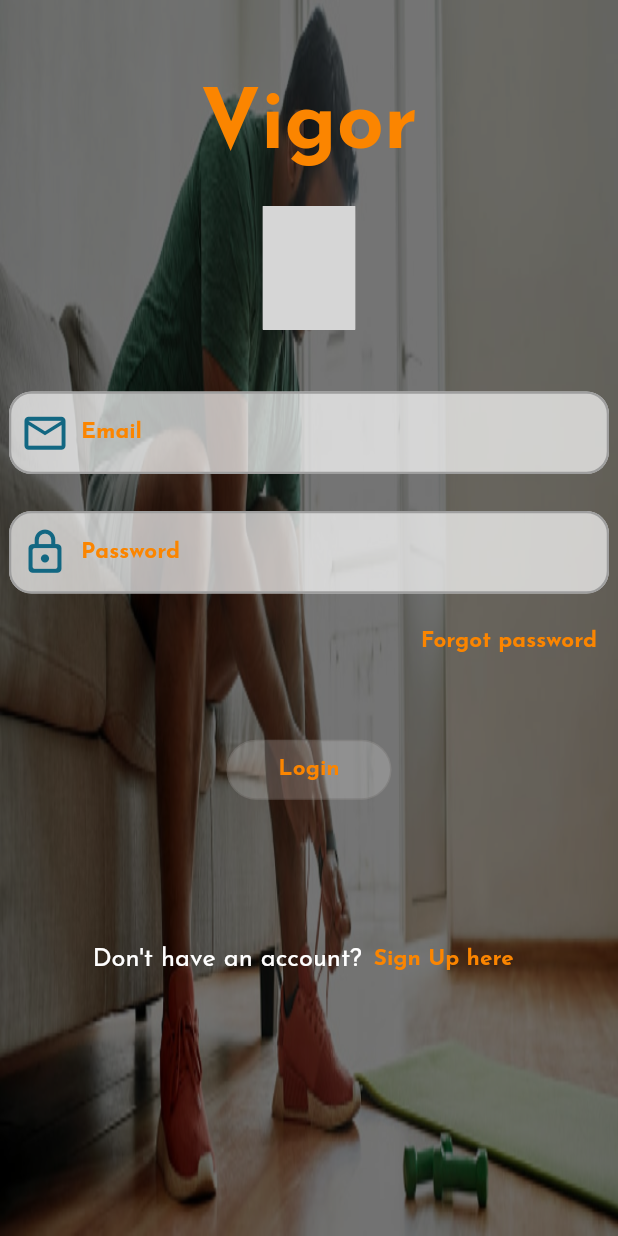
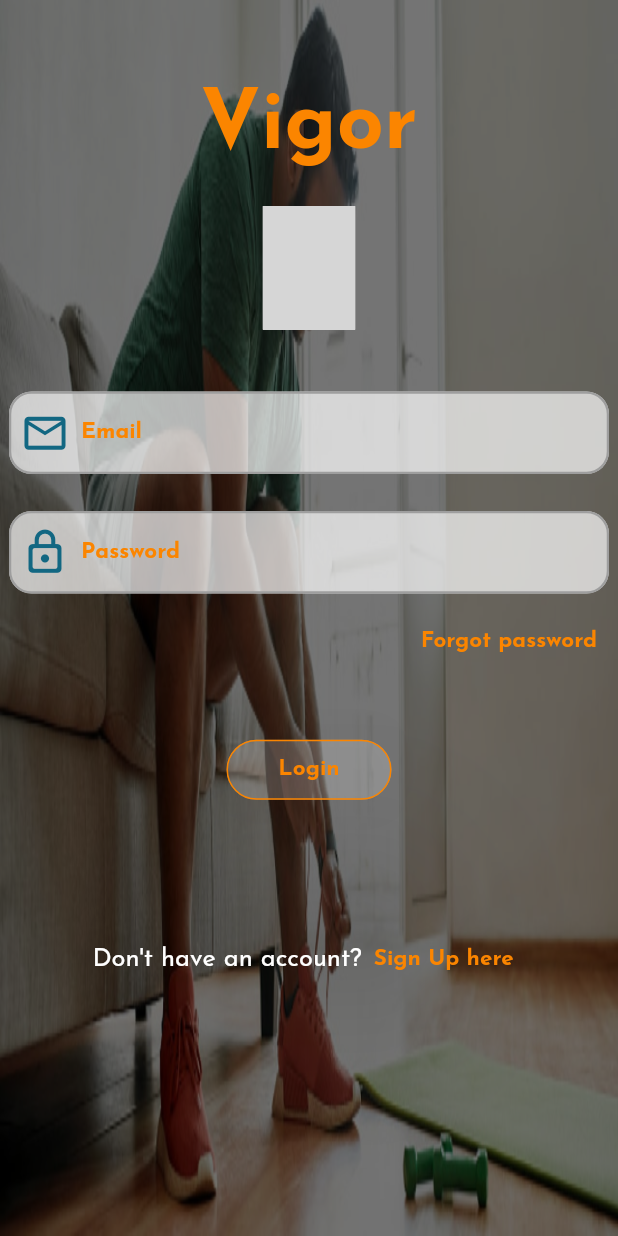
Before and after one commit to QW12AS3/OurProject, a Flutter app: the screen it shows after launch, on a phone screen of 412 x 824 dp. Run offline on Flutter 3.47's test engine with Material 2 defaults, Android fonts, the phone set to English and light mode, and no system bars; our stand-ins replace flutter_svg; project files that could hold a hidden picture were left out; grey boxes are pictures that could not be loaded.

Commit message:
add border to outlinedutton

```diff
--- a/lib/views/login view/login_view.dart
+++ b/lib/views/login view/login_view.dart
@@ -128,7 +128,9 @@ class LogIn extends StatelessWidget {
                         width: 110,
                         child: OutlinedButton(
                           style: OutlinedButton.styleFrom(
-                            //  elevation: ,
+                            // shape: StadiumBorder(),
+                            side: BorderSide(width: 1, color: orangeColor),
+                            elevation: 55,
                             backgroundColor: Colors.white.withOpacity(0.2),
                             //orangeColor.withOpacity(0.7),
                             primary: orangeColor,
```
